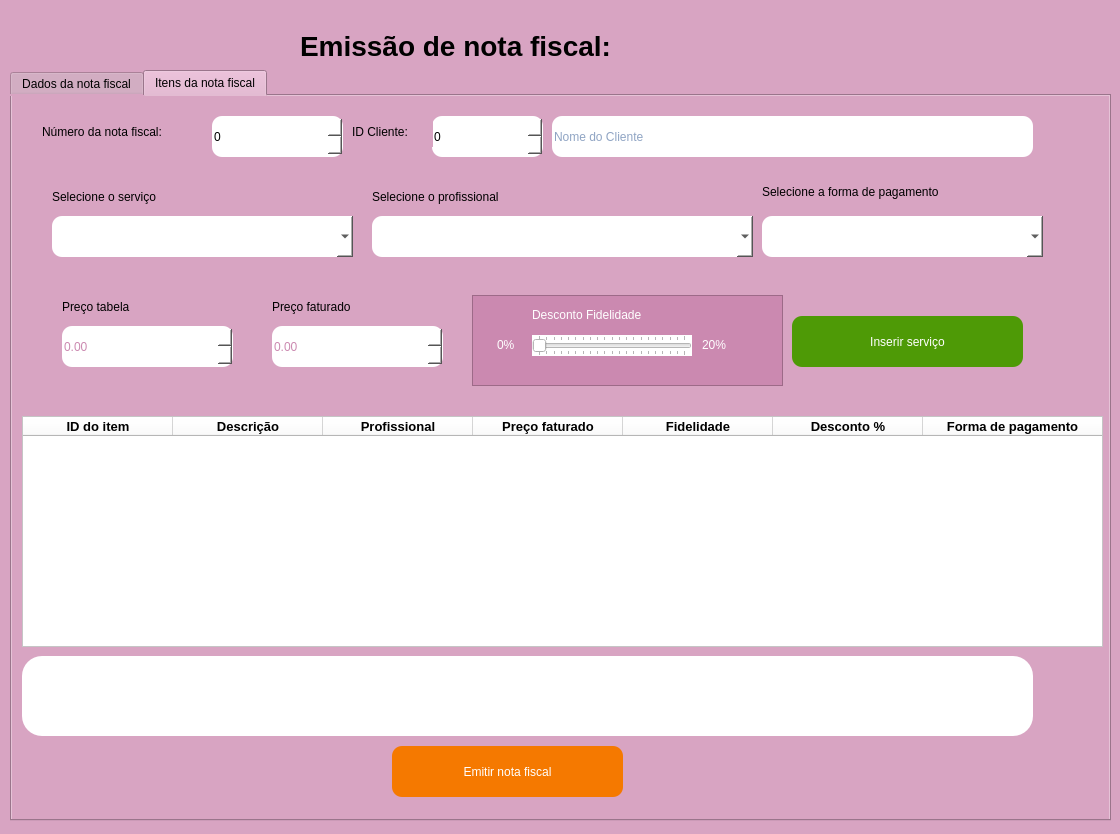
The window that telas_duda/emissao_nf.ui (JVwolfart/PROJETO-SALAO-JOVEM-PROGRAMADOR) describes before a commit, drawn with Qt 5.
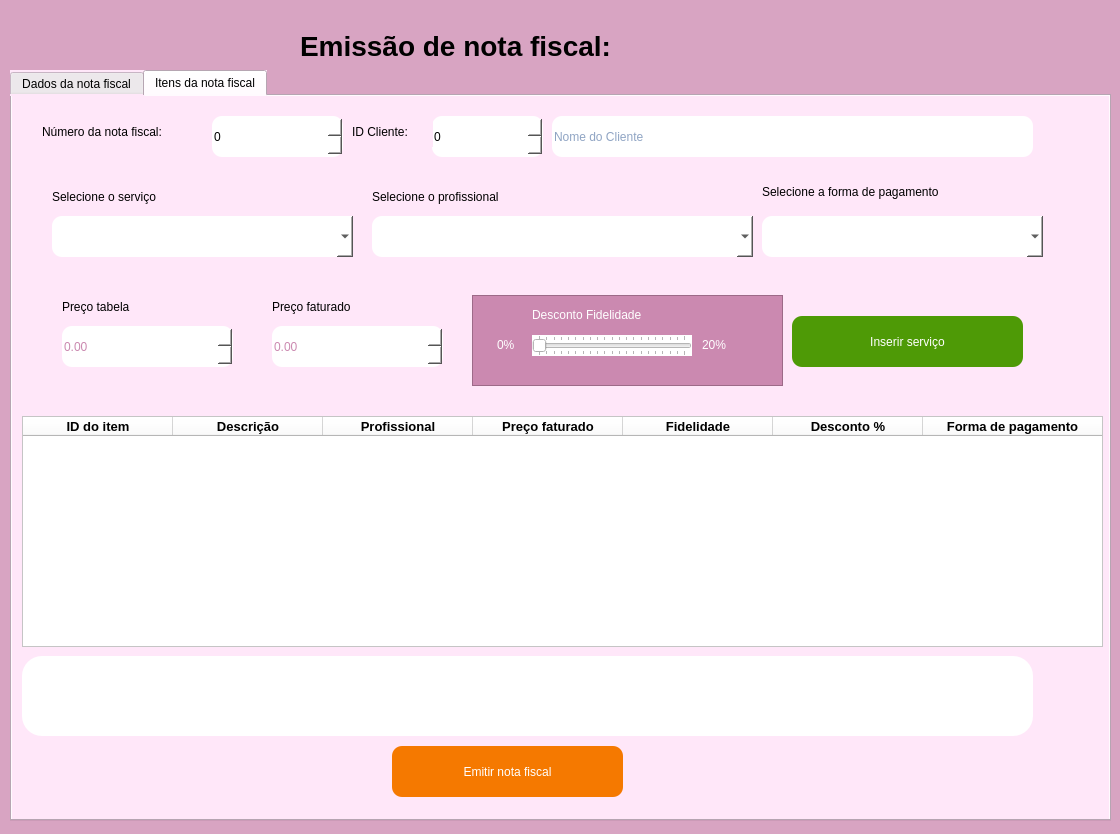
The same window after the commit. Icons and pictures are not drawn.

```diff
--- a/telas_duda/emissao_nf.ui
+++ b/telas_duda/emissao_nf.ui
@@ -64,6 +64,9 @@
       <height>751</height>
      </rect>
     </property>
+    <property name="styleSheet">
+     <string notr="true">background-color: rgb(255, 231, 249);</string>
+    </property>
     <property name="currentIndex">
      <number>1</number>
     </property>
@@ -432,7 +435,7 @@
        <string notr="true">background-color: rgb(255, 255, 255);
 border-radius: 10px;
 border-color: rgb(0,0,0);
-color: rgb(203, 137, 176);</string>
+color: rgb(202, 136, 175);</string>
       </property>
       <property name="maximum">
        <double>99999.990000000005239</double>
```
